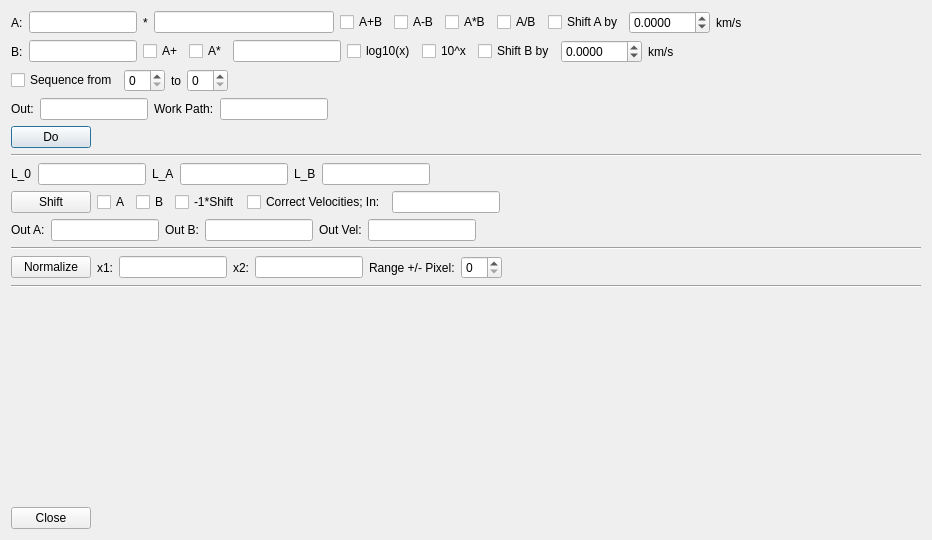
This is CroCo/arithmetic.ui in DPSablowski/croco as Qt 5 draws it before an edit. The edited form follows.
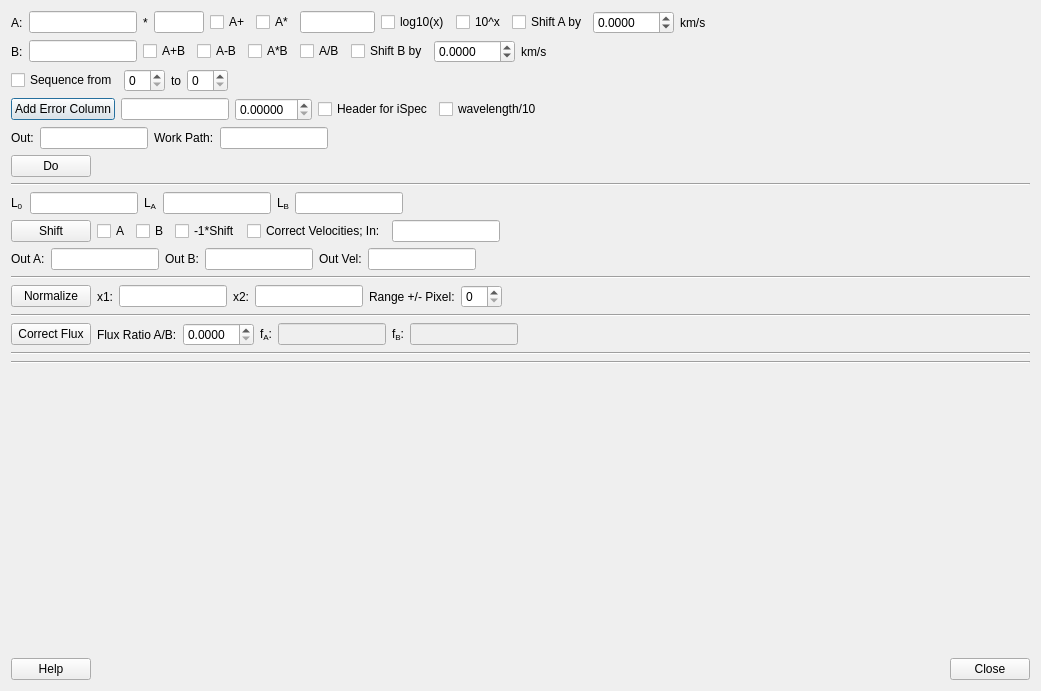
This is the edited form.

Patch:
```diff
--- a/CroCo/arithmetic.ui
+++ b/CroCo/arithmetic.ui
@@ -6,13 +6,15 @@
    <rect>
     <x>0</x>
     <y>0</y>
-    <width>932</width>
-    <height>540</height>
+    <width>1041</width>
+    <height>691</height>
    </rect>
   </property>
   <property name="windowTitle">
    <string>Dialog</string>
   </property>
+  <layout class="QGridLayout" name="gridLayout">
+   <item row="0" column="0">
   <layout class="QVBoxLayout" name="verticalLayout">
    <item>
     <layout class="QHBoxLayout" name="horizontalLayout">
@@ -41,95 +43,19 @@
       </widget>
      </item>
      <item>
-      <widget class="QLineEdit" name="lineEdit_6"/>
-     </item>
-     <item>
-      <widget class="QCheckBox" name="checkBox">
-       <property name="text">
-        <string>A+B</string>
-       </property>
-      </widget>
-     </item>
-     <item>
-      <widget class="QCheckBox" name="checkBox_2">
-       <property name="text">
-        <string>A-B</string>
-       </property>
-      </widget>
-     </item>
-     <item>
-      <widget class="QCheckBox" name="checkBox_3">
-       <property name="text">
-        <string>A*B</string>
-       </property>
-      </widget>
-     </item>
-     <item>
-      <widget class="QCheckBox" name="checkBox_4">
-       <property name="text">
-        <string>A/B</string>
-       </property>
-      </widget>
-     </item>
-     <item>
-      <widget class="QCheckBox" name="checkBox_10">
-       <property name="text">
-        <string>Shift A by</string>
-       </property>
-      </widget>
-     </item>
-     <item>
-      <widget class="QDoubleSpinBox" name="doubleSpinBox">
-       <property name="decimals">
-        <number>4</number>
-       </property>
-       <property name="minimum">
-        <double>-999.990000000000009</double>
-       </property>
-       <property name="maximum">
-        <double>999.990000000000009</double>
-       </property>
-      </widget>
-     </item>
-     <item>
-      <widget class="QLabel" name="label_5">
-       <property name="text">
-        <string>km/s</string>
-       </property>
-      </widget>
-     </item>
-     <item>
-      <spacer name="horizontalSpacer_4">
-       <property name="orientation">
-        <enum>Qt::Horizontal</enum>
-       </property>
-       <property name="sizeHint" stdset="0">
-        <size>
-         <width>40</width>
-         <height>20</height>
-        </size>
-       </property>
-      </spacer>
-     </item>
-    </layout>
-   </item>
-   <item>
-    <layout class="QHBoxLayout" name="horizontalLayout_2">
-     <item>
-      <widget class="QLabel" name="label_2">
-       <property name="text">
-        <string>B:</string>
-       </property>
-      </widget>
-     </item>
-     <item>
-      <widget class="QLineEdit" name="lineEdit_2">
+        <widget class="QLineEdit" name="lineEdit_6">
        <property name="sizePolicy">
         <sizepolicy hsizetype="Maximum" vsizetype="Fixed">
          <horstretch>0</horstretch>
          <verstretch>0</verstretch>
         </sizepolicy>
        </property>
+         <property name="maximumSize">
+          <size>
+           <width>50</width>
+           <height>16777215</height>
+          </size>
+         </property>
       </widget>
      </item>
      <item>
@@ -154,6 +80,12 @@
          <verstretch>0</verstretch>
         </sizepolicy>
        </property>
+         <property name="maximumSize">
+          <size>
+           <width>75</width>
+           <height>16777215</height>
+          </size>
+         </property>
       </widget>
      </item>
      <item>
@@ -171,6 +103,95 @@
       </widget>
      </item>
      <item>
+        <widget class="QCheckBox" name="checkBox_10">
+         <property name="text">
+          <string>Shift A by</string>
+         </property>
+        </widget>
+       </item>
+       <item>
+        <widget class="QDoubleSpinBox" name="doubleSpinBox">
+         <property name="decimals">
+          <number>4</number>
+         </property>
+         <property name="minimum">
+          <double>-999.990000000000009</double>
+         </property>
+         <property name="maximum">
+          <double>999.990000000000009</double>
+         </property>
+        </widget>
+       </item>
+       <item>
+        <widget class="QLabel" name="label_5">
+         <property name="text">
+          <string>km/s</string>
+         </property>
+        </widget>
+       </item>
+       <item>
+        <spacer name="horizontalSpacer_4">
+         <property name="orientation">
+          <enum>Qt::Horizontal</enum>
+         </property>
+         <property name="sizeHint" stdset="0">
+          <size>
+           <width>40</width>
+           <height>20</height>
+          </size>
+         </property>
+        </spacer>
+       </item>
+      </layout>
+     </item>
+     <item>
+      <layout class="QHBoxLayout" name="horizontalLayout_2">
+       <item>
+        <widget class="QLabel" name="label_2">
+         <property name="text">
+          <string>B:</string>
+         </property>
+        </widget>
+       </item>
+       <item>
+        <widget class="QLineEdit" name="lineEdit_2">
+         <property name="sizePolicy">
+          <sizepolicy hsizetype="Maximum" vsizetype="Fixed">
+           <horstretch>0</horstretch>
+           <verstretch>0</verstretch>
+          </sizepolicy>
+         </property>
+        </widget>
+       </item>
+       <item>
+        <widget class="QCheckBox" name="checkBox">
+         <property name="text">
+          <string>A+B</string>
+         </property>
+        </widget>
+       </item>
+       <item>
+        <widget class="QCheckBox" name="checkBox_2">
+         <property name="text">
+          <string>A-B</string>
+         </property>
+        </widget>
+       </item>
+       <item>
+        <widget class="QCheckBox" name="checkBox_3">
+         <property name="text">
+          <string>A*B</string>
+         </property>
+        </widget>
+       </item>
+       <item>
+        <widget class="QCheckBox" name="checkBox_4">
+         <property name="text">
+          <string>A/B</string>
+         </property>
+        </widget>
+       </item>
+       <item>
       <widget class="QCheckBox" name="checkBox_11">
        <property name="text">
         <string>Shift B by</string>
@@ -249,6 +270,79 @@
      </item>
     </layout>
    </item>
+     <item>
+      <layout class="QHBoxLayout" name="horizontalLayout_12">
+       <item>
+        <widget class="QPushButton" name="pushButton_7">
+         <property name="sizePolicy">
+          <sizepolicy hsizetype="Maximum" vsizetype="Fixed">
+           <horstretch>0</horstretch>
+           <verstretch>0</verstretch>
+          </sizepolicy>
+         </property>
+         <property name="text">
+          <string>Add Error Column</string>
+         </property>
+        </widget>
+       </item>
+       <item>
+        <widget class="QLineEdit" name="lineEdit_18">
+         <property name="sizePolicy">
+          <sizepolicy hsizetype="Maximum" vsizetype="Fixed">
+           <horstretch>0</horstretch>
+           <verstretch>0</verstretch>
+          </sizepolicy>
+         </property>
+        </widget>
+       </item>
+       <item>
+        <widget class="QDoubleSpinBox" name="doubleSpinBox_4">
+         <property name="sizePolicy">
+          <sizepolicy hsizetype="Maximum" vsizetype="Fixed">
+           <horstretch>0</horstretch>
+           <verstretch>0</verstretch>
+          </sizepolicy>
+         </property>
+         <property name="decimals">
+          <number>5</number>
+         </property>
+        </widget>
+       </item>
+       <item>
+        <widget class="QCheckBox" name="checkBox_16">
+         <property name="sizePolicy">
+          <sizepolicy hsizetype="Preferred" vsizetype="Fixed">
+           <horstretch>0</horstretch>
+           <verstretch>0</verstretch>
+          </sizepolicy>
+         </property>
+         <property name="text">
+          <string>Header for iSpec</string>
+         </property>
+        </widget>
+       </item>
+       <item>
+        <widget class="QCheckBox" name="checkBox_17">
+         <property name="text">
+          <string>wavelength/10</string>
+         </property>
+        </widget>
+       </item>
+       <item>
+        <spacer name="horizontalSpacer_12">
+         <property name="orientation">
+          <enum>Qt::Horizontal</enum>
+         </property>
+         <property name="sizeHint" stdset="0">
+          <size>
+           <width>40</width>
+           <height>20</height>
+          </size>
+         </property>
+        </spacer>
+       </item>
+      </layout>
+     </item>
    <item>
     <layout class="QHBoxLayout" name="horizontalLayout_3">
      <item>
@@ -342,7 +436,7 @@
      <item>
       <widget class="QLabel" name="label_9">
        <property name="text">
-        <string>L_0</string>
+          <string>&lt;html&gt;&lt;head/&gt;&lt;body&gt;&lt;p&gt;L&lt;span style=&quot; vertical-align:sub;&quot;&gt;0&lt;/span&gt;&lt;/p&gt;&lt;/body&gt;&lt;/html&gt;</string>
        </property>
       </widget>
      </item>
@@ -359,7 +453,7 @@
      <item>
       <widget class="QLabel" name="label_10">
        <property name="text">
-        <string>L_A</string>
+          <string>&lt;html&gt;&lt;head/&gt;&lt;body&gt;&lt;p&gt;L&lt;span style=&quot; vertical-align:sub;&quot;&gt;A&lt;/span&gt;&lt;/p&gt;&lt;/body&gt;&lt;/html&gt;</string>
        </property>
       </widget>
      </item>
@@ -376,7 +470,7 @@
      <item>
       <widget class="QLabel" name="label_11">
        <property name="text">
-        <string>L_B</string>
+          <string>&lt;html&gt;&lt;head/&gt;&lt;body&gt;&lt;p&gt;L&lt;span style=&quot; vertical-align:sub;&quot;&gt;B&lt;/span&gt;&lt;/p&gt;&lt;/body&gt;&lt;/html&gt;</string>
        </property>
       </widget>
      </item>
@@ -629,6 +723,104 @@
      </property>
     </widget>
    </item>
+     <item>
+      <layout class="QHBoxLayout" name="horizontalLayout_11">
+       <item>
+        <widget class="QPushButton" name="pushButton_5">
+         <property name="sizePolicy">
+          <sizepolicy hsizetype="Maximum" vsizetype="Fixed">
+           <horstretch>0</horstretch>
+           <verstretch>0</verstretch>
+          </sizepolicy>
+         </property>
+         <property name="text">
+          <string>Correct Flux</string>
+         </property>
+        </widget>
+       </item>
+       <item>
+        <widget class="QLabel" name="label_18">
+         <property name="text">
+          <string>Flux Ratio A/B:</string>
+         </property>
+        </widget>
+       </item>
+       <item>
+        <widget class="QDoubleSpinBox" name="doubleSpinBox_3">
+         <property name="decimals">
+          <number>4</number>
+         </property>
+        </widget>
+       </item>
+       <item>
+        <widget class="QLabel" name="label_19">
+         <property name="text">
+          <string>&lt;html&gt;&lt;head/&gt;&lt;body&gt;&lt;p&gt;f&lt;span style=&quot; vertical-align:sub;&quot;&gt;A&lt;/span&gt;:&lt;/p&gt;&lt;/body&gt;&lt;/html&gt;</string>
+         </property>
+        </widget>
+       </item>
+       <item>
+        <widget class="QLineEdit" name="lineEdit_16">
+         <property name="enabled">
+          <bool>false</bool>
+         </property>
+         <property name="sizePolicy">
+          <sizepolicy hsizetype="Maximum" vsizetype="Fixed">
+           <horstretch>0</horstretch>
+           <verstretch>0</verstretch>
+          </sizepolicy>
+         </property>
+        </widget>
+       </item>
+       <item>
+        <widget class="QLabel" name="label_20">
+         <property name="text">
+          <string>&lt;html&gt;&lt;head/&gt;&lt;body&gt;&lt;p&gt;f&lt;span style=&quot; vertical-align:sub;&quot;&gt;B&lt;/span&gt;:&lt;/p&gt;&lt;/body&gt;&lt;/html&gt;</string>
+         </property>
+        </widget>
+       </item>
+       <item>
+        <widget class="QLineEdit" name="lineEdit_17">
+         <property name="enabled">
+          <bool>false</bool>
+         </property>
+         <property name="sizePolicy">
+          <sizepolicy hsizetype="Maximum" vsizetype="Fixed">
+           <horstretch>0</horstretch>
+           <verstretch>0</verstretch>
+          </sizepolicy>
+         </property>
+        </widget>
+       </item>
+       <item>
+        <spacer name="horizontalSpacer_11">
+         <property name="orientation">
+          <enum>Qt::Horizontal</enum>
+         </property>
+         <property name="sizeHint" stdset="0">
+          <size>
+           <width>40</width>
+           <height>20</height>
+          </size>
+         </property>
+        </spacer>
+       </item>
+      </layout>
+     </item>
+     <item>
+      <widget class="Line" name="line_4">
+       <property name="orientation">
+        <enum>Qt::Horizontal</enum>
+       </property>
+      </widget>
+     </item>
+     <item>
+      <widget class="Line" name="line_5">
+       <property name="orientation">
+        <enum>Qt::Horizontal</enum>
+       </property>
+      </widget>
+     </item>
    <item>
     <spacer name="verticalSpacer">
      <property name="orientation">
@@ -644,6 +836,26 @@
    </item>
    <item>
     <layout class="QHBoxLayout" name="horizontalLayout_5">
+       <item>
+        <widget class="QPushButton" name="pushButton_6">
+         <property name="text">
+          <string>Help</string>
+         </property>
+        </widget>
+       </item>
+       <item>
+        <spacer name="horizontalSpacer_5">
+         <property name="orientation">
+          <enum>Qt::Horizontal</enum>
+         </property>
+         <property name="sizeHint" stdset="0">
+          <size>
+           <width>40</width>
+           <height>20</height>
+          </size>
+         </property>
+        </spacer>
+       </item>
      <item>
       <widget class="QPushButton" name="pushButton">
        <property name="sizePolicy">
@@ -657,18 +869,7 @@
        </property>
       </widget>
      </item>
-     <item>
-      <spacer name="horizontalSpacer_5">
-       <property name="orientation">
-        <enum>Qt::Horizontal</enum>
-       </property>
-       <property name="sizeHint" stdset="0">
-        <size>
-         <width>40</width>
-         <height>20</height>
-        </size>
-       </property>
-      </spacer>
+      </layout>
      </item>
     </layout>
    </item>
```
Lines whose indentation alone changed are shown as unchanged.
